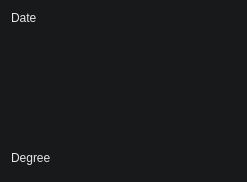
Before: the Qt Designer form src/weatheritem.ui in virtualbugs/OrangeCloud, drawn with Qt 5.
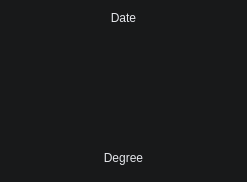
After: the same form once the commit is applied.

```diff
--- a/src/weatheritem.ui
+++ b/src/weatheritem.ui
@@ -27,6 +27,9 @@
        <property name="text">
         <string>Date</string>
        </property>
+       <property name="alignment">
+        <set>Qt::AlignCenter</set>
+       </property>
       </widget>
      </item>
      <item>
@@ -44,6 +47,9 @@
        <property name="text">
         <string>Degree</string>
        </property>
+       <property name="alignment">
+        <set>Qt::AlignCenter</set>
+       </property>
       </widget>
      </item>
     </layout>
```
Left out of the diff: 9 changed lines with no effect on the pictures.
